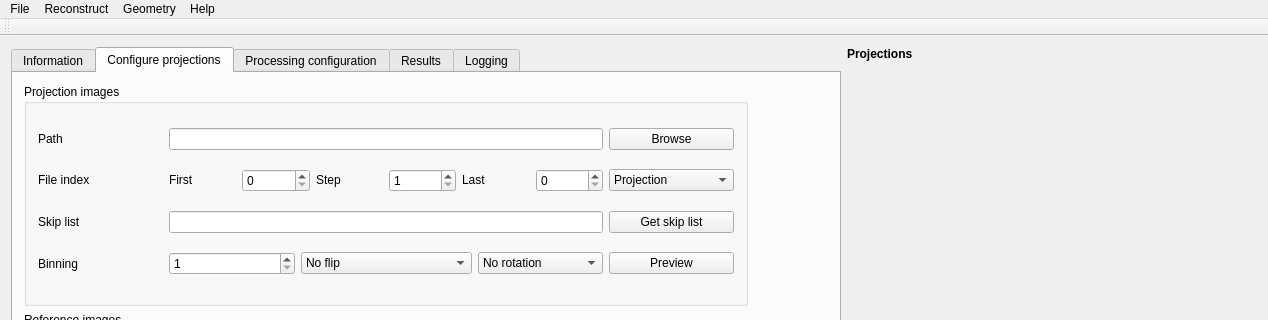
This is src/muhrec3/muhrecmainwindow.ui in neutronimaging/imagingsuite as Qt 5 draws it before an edit; both pictures show x 0 to 1268 and y 0 to 320 of the 1268 by 865 pixel window. The edited form follows.
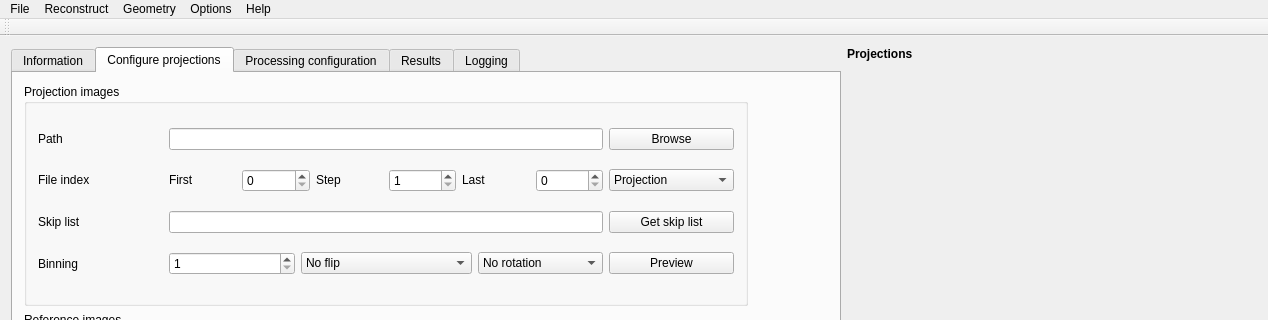
This is the edited form. Custom widgets are drawn as their Qt base class.

Commit message:
Redesigned the recon to disk dialog. Added support for recon to dialog, from the menu. Added remove CurrentRecon.xml menu. Changed default configuration for windows to use spotclean2 and medianmix ring clean.
Release of windows version.

```diff
--- a/src/muhrec3/muhrecmainwindow.ui
+++ b/src/muhrec3/muhrecmainwindow.ui
@@ -1735,7 +1735,7 @@
      <x>0</x>
      <y>0</y>
      <width>1268</width>
-     <height>22</height>
+     <height>21</height>
     </rect>
    </property>
    <widget class="QMenu" name="menuFile">
@@ -1770,9 +1770,17 @@
     <addaction name="actionView_geometry_list"/>
     <addaction name="actionClear_list"/>
    </widget>
+   <widget class="QMenu" name="menuOptions">
+    <property name="title">
+     <string>Options</string>
+    </property>
+    <addaction name="actionRemove_CurrentRecon_xml"/>
+    <addaction name="actionSettings"/>
+   </widget>
    <addaction name="menuFile"/>
    <addaction name="menuReconstruct"/>
    <addaction name="menuGeometry"/>
+   <addaction name="menuOptions"/>
    <addaction name="menuHelp"/>
   </widget>
   <widget class="QToolBar" name="mainToolBar">
```
Left out of the diff: 57 changed lines with no effect on the pictures. The commit also changes 6 other files.
